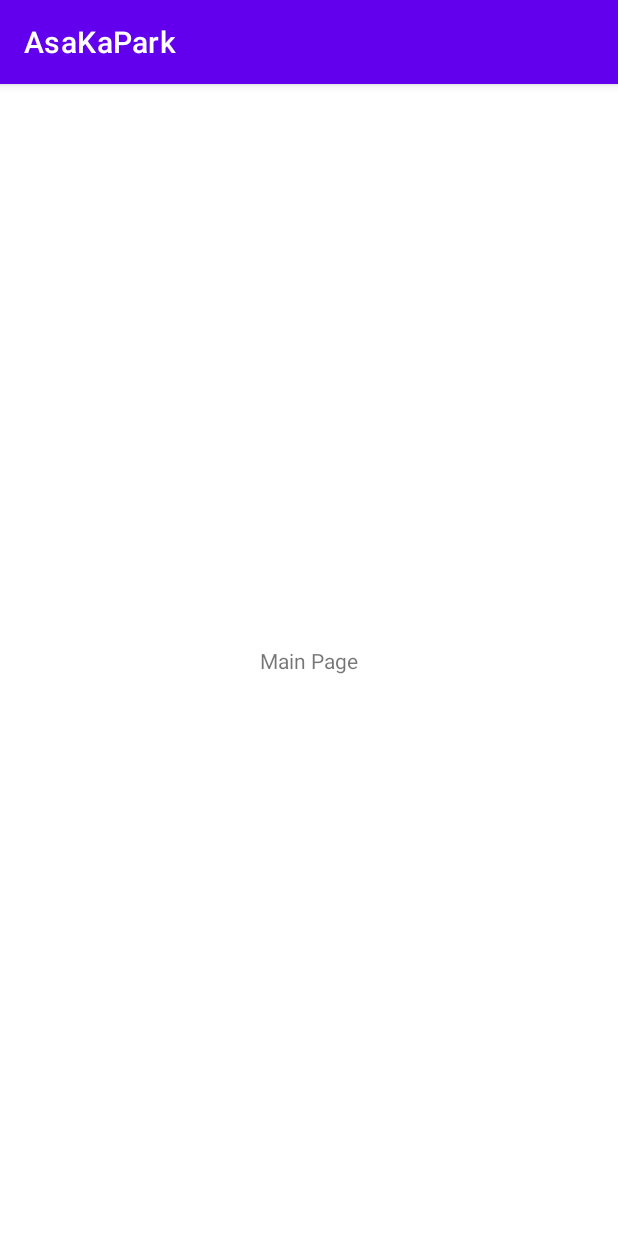
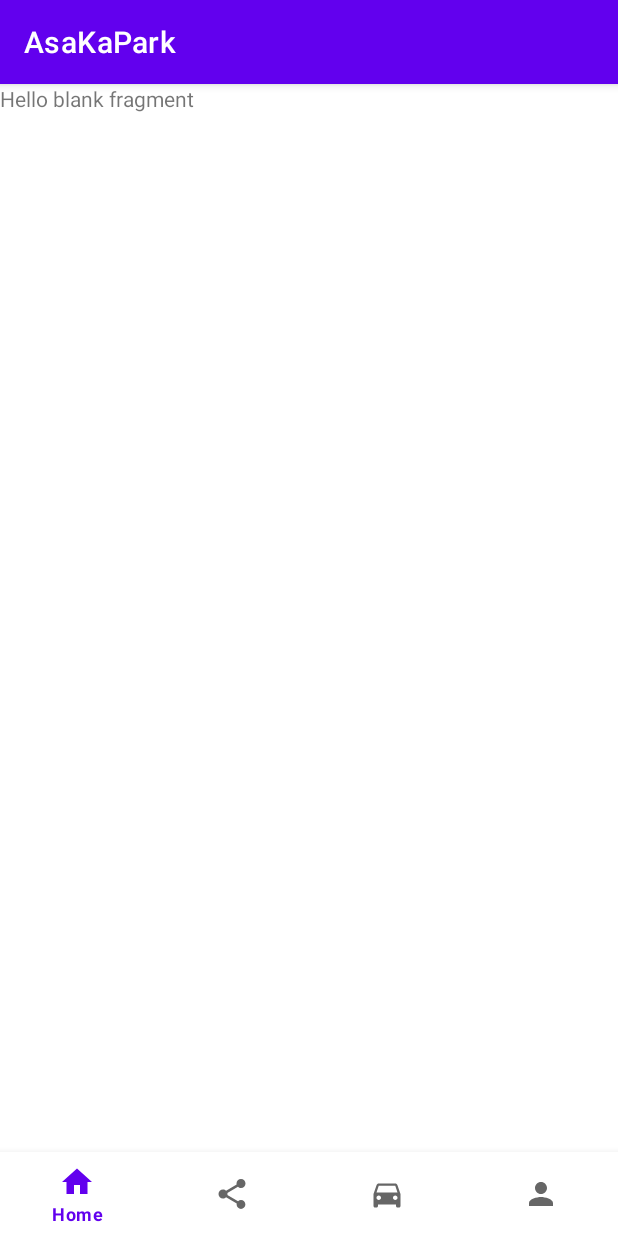
Before and after one commit to kitkato/AsaKaParKJava, an Android app: the screen it shows after launch (MainActivity), on a phone screen of 412 x 824 dp. Run offline under Robolectric (Android 15) with nearby library versions, the phone set to English and light mode, and no system bars; our stand-ins replace navigation-ui.

Commit message:
btm navigation

```diff
--- a/app/build.gradle
+++ b/app/build.gradle
@@ -33,6 +33,9 @@ dependencies {
     implementation 'androidx.appcompat:appcompat:1.2.0'
     implementation 'com.google.android.material:material:1.2.1'
     implementation 'androidx.constraintlayout:constraintlayout:2.0.4'
+    implementation 'androidx.navigation:navigation-fragment:2.3.1'
+    implementation 'androidx.navigation:navigation-ui:2.3.1'
+    implementation 'androidx.legacy:legacy-support-v4:1.0.0'
     testImplementation 'junit:junit:4.+'
     androidTestImplementation 'androidx.test.ext:junit:1.1.2'
     androidTestImplementation 'androidx.test.espresso:espresso-core:3.3.0'
--- /dev/null
+++ b/app/src/main/java/com/moke/asakapark/HomeFragment.java
@@ -0,0 +1,64 @@
+package com.moke.asakapark;
+
+import android.os.Bundle;
+
+import androidx.fragment.app.Fragment;
+
+import android.view.LayoutInflater;
+import android.view.View;
+import android.view.ViewGroup;
+
+/**
+ * A simple {@link Fragment} subclass.
+ * Use the {@link HomeFragment#newInstance} factory method to
+ * create an instance of this fragment.
+ */
+public class HomeFragment extends Fragment {
+
+    // TODO: Rename parameter arguments, choose names that match
+    // the fragment initialization parameters, e.g. ARG_ITEM_NUMBER
+    private static final String ARG_PARAM1 = "param1";
+    private static final String ARG_PARAM2 = "param2";
+
+    // TODO: Rename and change types of parameters
+    private String mParam1;
+    private String mParam2;
+
+    public HomeFragment() {
+        // Required empty public constructor
+    }
+
+    /**
+     * Use this factory method to create a new instance of
+     * this fragment using the provided parameters.
+     *
+     * @param param1 Parameter 1.
+     * @param param2 Parameter 2.
+     * @return A new instance of fragment HomeFragment.
+     */
+    // TODO: Rename and change types and number of parameters
+    public static HomeFragment newInstance(String param1, String param2) {
+        HomeFragment fragment = new HomeFragment();
+        Bundle args = new Bundle();
+        args.putString(ARG_PARAM1, param1);
+        args.putString(ARG_PARAM2, param2);
+        fragment.setArguments(args);
+        return fragment;
+    }
+
+    @Override
+    public void onCreate(Bundle savedInstanceState) {
+        super.onCreate(savedInstanceState);
+        if (getArguments() != null) {
+            mParam1 = getArguments().getString(ARG_PARAM1);
+            mParam2 = getArguments().getString(ARG_PARAM2);
+        }
+    }
+
+    @Override
+    public View onCreateView(LayoutInflater inflater, ViewGroup container,
+                             Bundle savedInstanceState) {
+        // Inflate the layout for this fragment
+        return inflater.inflate(R.layout.fragment_home, container, false);
+    }
+}
--- a/app/src/main/java/com/moke/asakapark/MainActivity.java
+++ b/app/src/main/java/com/moke/asakapark/MainActivity.java
@@ -1,8 +1,14 @@
 package com.moke.asakapark;
 
 import androidx.appcompat.app.AppCompatActivity;
+import androidx.navigation.NavController;
+import androidx.navigation.Navigation;
+import androidx.navigation.ui.AppBarConfiguration;
+import androidx.navigation.ui.NavigationUI;
 
 import android.os.Bundle;
+
+import com.google.android.material.bottomnavigation.BottomNavigationView;
 
 public class MainActivity extends AppCompatActivity {
 
@@ -10,5 +16,10 @@ public class MainActivity extends AppCompatActivity {
     protected void onCreate(Bundle savedInstanceState) {
         super.onCreate(savedInstanceState);
         setContentView(R.layout.activity_main);
+
+        BottomNavigationView bottomNavigationView = findViewById(R.id.bottomNavigationView);
+        NavController navController = Navigation.findNavController(this, R.id.fragment);
+        AppBarConfiguration appBarConfiguration = new AppBarConfiguration.Builder(R.id.homeFragment, R.id.parkFragment, R.id.carFragment, R.id.personFragment).build();
+        NavigationUI.setupWithNavController(bottomNavigationView, navController);
     }
 }
--- /dev/null
+++ b/app/src/main/res/drawable/ic_car.xml
@@ -0,0 +1,10 @@
+<vector xmlns:android="http://schemas.android.com/apk/res/android"
+    android:width="24dp"
+    android:height="24dp"
+    android:viewportWidth="24"
+    android:viewportHeight="24"
+    android:tint="?attr/colorControlNormal">
+  <path
+      android:fillColor="@android:color/white"
+      android:pathData="M18.92,6.01C18.72,5.42 18.16,5 17.5,5h-11c-0.66,0 -1.21,0.42 -1.42,1.01L3,12v8c0,0.55 0.45,1 1,1h1c0.55,0 1,-0.45 1,-1v-1h12v1c0,0.55 0.45,1 1,1h1c0.55,0 1,-0.45 1,-1v-8l-2.08,-5.99zM6.5,16c-0.83,0 -1.5,-0.67 -1.5,-1.5S5.67,13 6.5,13s1.5,0.67 1.5,1.5S7.33,16 6.5,16zM17.5,16c-0.83,0 -1.5,-0.67 -1.5,-1.5s0.67,-1.5 1.5,-1.5 1.5,0.67 1.5,1.5 -0.67,1.5 -1.5,1.5zM5,11l1.5,-4.5h11L19,11L5,11z"/>
+</vector>
--- /dev/null
+++ b/app/src/main/res/drawable/ic_home.xml
@@ -0,0 +1,10 @@
+<vector xmlns:android="http://schemas.android.com/apk/res/android"
+    android:width="24dp"
+    android:height="24dp"
+    android:viewportWidth="24"
+    android:viewportHeight="24"
+    android:tint="?attr/colorControlNormal">
+  <path
+      android:fillColor="@android:color/white"
+      android:pathData="M10,20v-6h4v6h5v-8h3L12,3 2,12h3v8z"/>
+</vector>
--- /dev/null
+++ b/app/src/main/res/drawable/ic_person.xml
@@ -0,0 +1,10 @@
+<vector xmlns:android="http://schemas.android.com/apk/res/android"
+    android:width="24dp"
+    android:height="24dp"
+    android:viewportWidth="24"
+    android:viewportHeight="24"
+    android:tint="?attr/colorControlNormal">
+  <path
+      android:fillColor="@android:color/white"
+      android:pathData="M12,12c2.21,0 4,-1.79 4,-4s-1.79,-4 -4,-4 -4,1.79 -4,4 1.79,4 4,4zM12,14c-2.67,0 -8,1.34 -8,4v2h16v-2c0,-2.66 -5.33,-4 -8,-4z"/>
+</vector>
--- /dev/null
+++ b/app/src/main/res/drawable/ic_share.xml
@@ -0,0 +1,10 @@
+<vector xmlns:android="http://schemas.android.com/apk/res/android"
+    android:width="24dp"
+    android:height="24dp"
+    android:viewportWidth="24"
+    android:viewportHeight="24"
+    android:tint="?attr/colorControlNormal">
+  <path
+      android:fillColor="@android:color/white"
+      android:pathData="M18,16.08c-0.76,0 -1.44,0.3 -1.96,0.77L8.91,12.7c0.05,-0.23 0.09,-0.46 0.09,-0.7s-0.04,-0.47 -0.09,-0.7l7.05,-4.11c0.54,0.5 1.25,0.81 2.04,0.81 1.66,0 3,-1.34 3,-3s-1.34,-3 -3,-3 -3,1.34 -3,3c0,0.24 0.04,0.47 0.09,0.7L8.04,9.81C7.5,9.31 6.79,9 6,9c-1.66,0 -3,1.34 -3,3s1.34,3 3,3c0.79,0 1.5,-0.31 2.04,-0.81l7.12,4.16c-0.05,0.21 -0.08,0.43 -0.08,0.65 0,1.61 1.31,2.92 2.92,2.92 1.61,0 2.92,-1.31 2.92,-2.92s-1.31,-2.92 -2.92,-2.92z"/>
+</vector>
--- a/app/src/main/res/layout/activity_main.xml
+++ b/app/src/main/res/layout/activity_main.xml
@@ -1,18 +1,30 @@
 <?xml version="1.0" encoding="utf-8"?>
-<androidx.constraintlayout.widget.ConstraintLayout
-    xmlns:android="http://schemas.android.com/apk/res/android"
+<androidx.constraintlayout.widget.ConstraintLayout xmlns:android="http://schemas.android.com/apk/res/android"
     xmlns:app="http://schemas.android.com/apk/res-auto"
     xmlns:tools="http://schemas.android.com/tools"
     android:layout_width="match_parent"
     android:layout_height="match_parent">
 
-    <TextView
-        android:layout_width="wrap_content"
+    <com.google.android.material.bottomnavigation.BottomNavigationView
+        android:id="@+id/bottomNavigationView"
+        android:layout_width="match_parent"
         android:layout_height="wrap_content"
-        android:text="Main Page"
         app:layout_constraintBottom_toBottomOf="parent"
         app:layout_constraintEnd_toEndOf="parent"
+        app:layout_constraintHorizontal_bias="0.5"
         app:layout_constraintStart_toStartOf="parent"
-        app:layout_constraintTop_toTopOf="parent" />
+        app:menu="@menu/btm_menu" />
 
+    <fragment
+        android:id="@+id/fragment"
+        android:name="androidx.navigation.fragment.NavHostFragment"
+        android:layout_width="match_parent"
+        android:layout_height="0dp"
+        app:defaultNavHost="true"
+        app:layout_constraintBottom_toTopOf="@+id/bottomNavigationView"
+        app:layout_constraintEnd_toEndOf="parent"
+        app:layout_constraintHorizontal_bias="0.5"
+        app:layout_constraintStart_toStartOf="parent"
+        app:layout_constraintTop_toTopOf="parent"
+        app:navGraph="@navigation/main_nav" />
 </androidx.constraintlayout.widget.ConstraintLayout>
--- /dev/null
+++ b/app/src/main/res/layout/fragment_home.xml
@@ -0,0 +1,14 @@
+<?xml version="1.0" encoding="utf-8"?>
+<FrameLayout xmlns:android="http://schemas.android.com/apk/res/android"
+    xmlns:tools="http://schemas.android.com/tools"
+    android:layout_width="match_parent"
+    android:layout_height="match_parent"
+    tools:context=".HomeFragment">
+
+    <!-- TODO: Update blank fragment layout -->
+    <TextView
+        android:layout_width="match_parent"
+        android:layout_height="match_parent"
+        android:text="@string/hello_blank_fragment" />
+
+</FrameLayout>
--- /dev/null
+++ b/app/src/main/res/menu/btm_menu.xml
@@ -0,0 +1,20 @@
+<?xml version="1.0" encoding="utf-8"?>
+<menu xmlns:android="http://schemas.android.com/apk/res/android">
+
+    <item
+        android:id="@+id/homeFragment"
+        android:icon="@drawable/ic_home"
+        android:title="Home" />
+    <item
+        android:id="@+id/parkFragment"
+        android:icon="@drawable/ic_share"
+        android:title="Park" />
+    <item
+        android:id="@+id/carFragment"
+        android:icon="@drawable/ic_car"
+        android:title="Car" />
+    <item
+        android:id="@+id/personFragment"
+        android:icon="@drawable/ic_person"
+        android:title="Profile" />
+</menu>
--- /dev/null
+++ b/app/src/main/res/navigation/main_nav.xml
@@ -0,0 +1,28 @@
+<?xml version="1.0" encoding="utf-8"?>
+<navigation xmlns:android="http://schemas.android.com/apk/res/android"
+    xmlns:app="http://schemas.android.com/apk/res-auto"
+    xmlns:tools="http://schemas.android.com/tools"
+    android:id="@+id/main_nav"
+    app:startDestination="@id/homeFragment2">
+
+    <fragment
+        android:id="@+id/homeFragment2"
+        android:name="com.moke.asakapark.HomeFragment"
+        android:label="fragment_home"
+        tools:layout="@layout/fragment_home" />
+    <fragment
+        android:id="@+id/parkFragment"
+        android:name="com.moke.asakapark.ParkFragment"
+        android:label="fragment_park"
+        tools:layout="@layout/fragment_park" />
+    <fragment
+        android:id="@+id/carFragment2"
+        android:name="com.moke.asakapark.CarFragment"
+        android:label="fragment_car"
+        tools:layout="@layout/fragment_car" />
+    <fragment
+        android:id="@+id/profileFragment"
+        android:name="com.moke.asakapark.ProfileFragment"
+        android:label="fragment_profile"
+        tools:layout="@layout/fragment_profile" />
+</navigation>
--- a/app/src/main/res/values/strings.xml
+++ b/app/src/main/res/values/strings.xml
@@ -1,3 +1,5 @@
 <resources>
     <string name="app_name">AsaKaPark</string>
+    <!-- TODO: Remove or change this placeholder text -->
+    <string name="hello_blank_fragment">Hello blank fragment</string>
 </resources>
```
Also changed, not shown: app/src/main/java/com/moke/asakapark/CarFragment.java (added, +64 -0 lines), app/src/main/java/com/moke/asakapark/ParkFragment.java (added, +64 -0 lines), app/src/main/java/com/moke/asakapark/ProfileFragment.java (added, +64 -0 lines), app/src/main/res/layout/fragment_car.xml (added, +14 -0 lines), app/src/main/res/layout/fragment_park.xml (added, +14 -0 lines), app/src/main/res/layout/fragment_profile.xml (added, +14 -0 lines).
